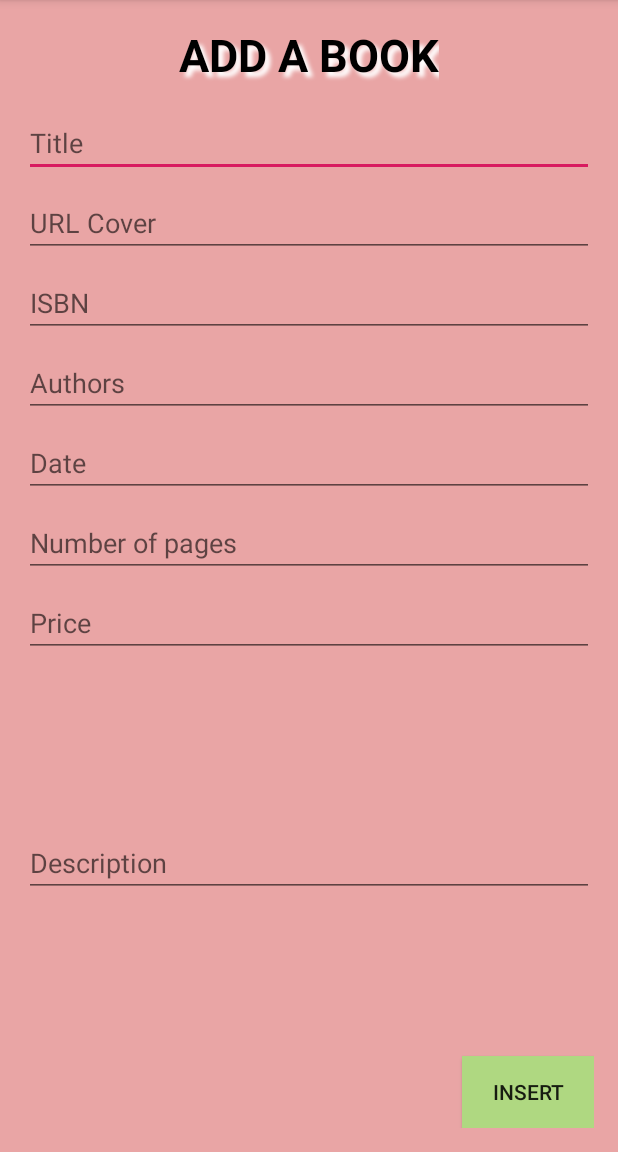
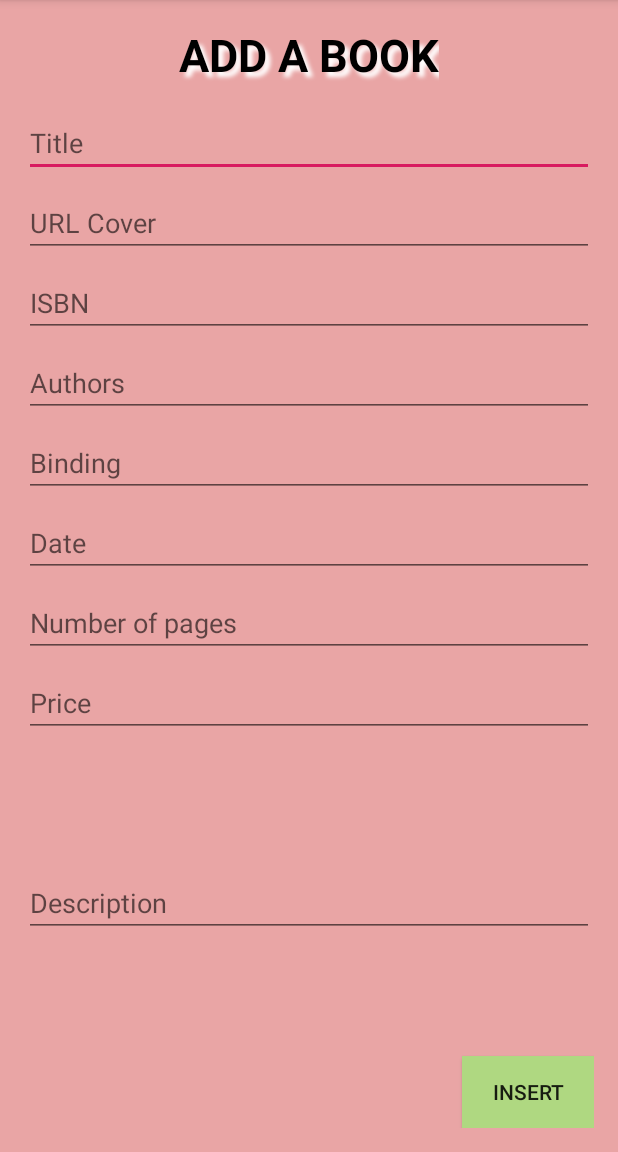
Before and after one commit to aizaguirreteb/Bookstore, an Android app: the screen it shows after launch (AddBookForm), on a phone screen of 412 x 824 dp, the part 84-1236 px from its top. Run offline under Robolectric (Android 15) with nearby library versions, the phone set to English and light mode, and no system bars.

Commit message:
Form 'Add Book' - Added Text Field 'Binding'

```diff
--- a/app/src/main/res/layout/activity_add_book_form.xml
+++ b/app/src/main/res/layout/activity_add_book_form.xml
@@ -90,8 +90,9 @@
         android:hint="@string/date_hint"
         android:inputType="date"
         app:layout_constraintEnd_toEndOf="parent"
+        app:layout_constraintHorizontal_bias="0.781"
         app:layout_constraintStart_toStartOf="parent"
-        app:layout_constraintTop_toBottomOf="@+id/editTextAuthors" />
+        app:layout_constraintTop_toBottomOf="@+id/editTextEnc" />
 
     <EditText
         android:id="@+id/editTextPages"
@@ -140,6 +141,18 @@
         app:layout_constraintStart_toStartOf="parent"
         app:layout_constraintTop_toBottomOf="@+id/editTextPrice" />
 
+    <EditText
+        android:id="@+id/editTextEnc"
+        android:layout_width="0dp"
+        android:layout_height="wrap_content"
+        android:layout_marginTop="8dp"
+        android:ems="10"
+        android:hint="@string/enc_hint"
+        android:inputType="textPersonName"
+        app:layout_constraintEnd_toEndOf="parent"
+        app:layout_constraintStart_toStartOf="parent"
+        app:layout_constraintTop_toBottomOf="@+id/editTextAuthors" />
+
 
 </androidx.constraintlayout.widget.ConstraintLayout>
 
--- a/app/src/main/res/values/strings.xml
+++ b/app/src/main/res/values/strings.xml
@@ -10,6 +10,7 @@
     <string name="price_hint">Price</string>
     <string name="description_hint">Description</string>
     <string name="btn_add">INSERT</string>
+    <string name="enc_hint">Binding</string>
 
 
 
```
